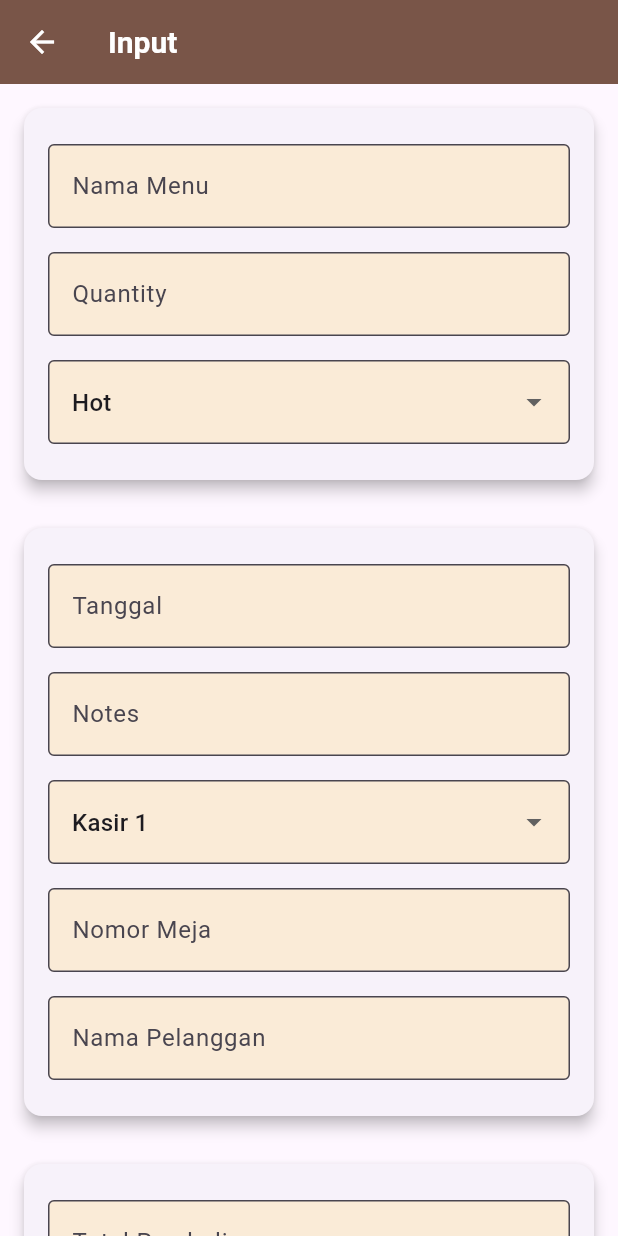
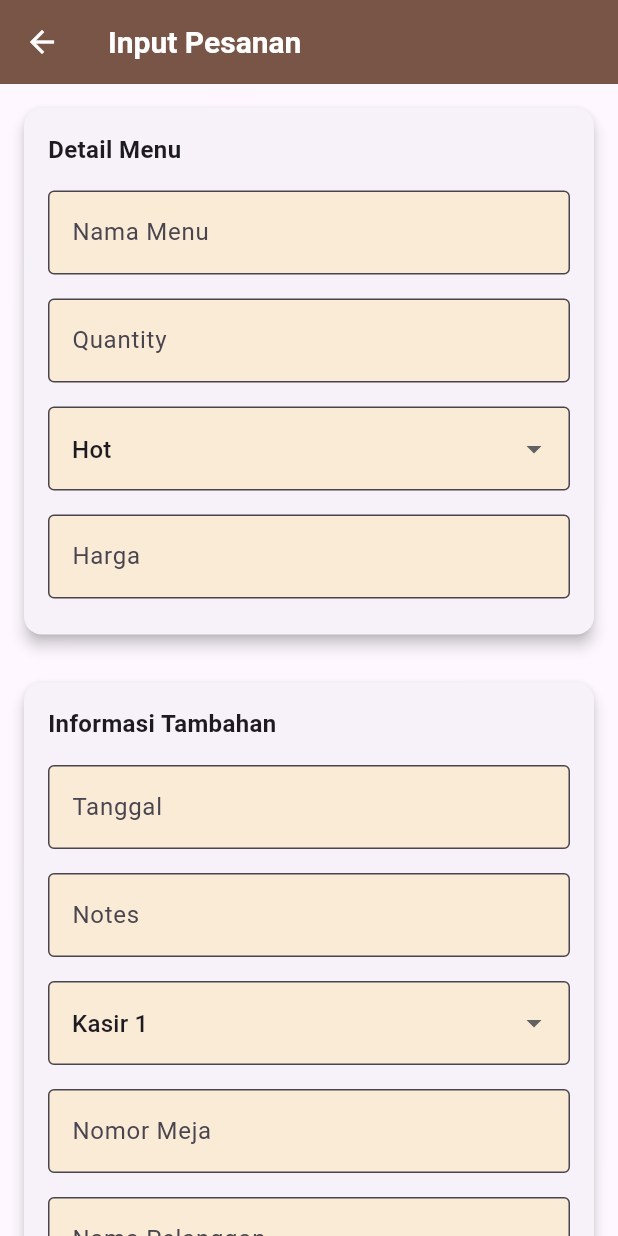
Before and after one commit to Riskikaa/rotigolovers_groupf, a Flutter app: the FormInput screen opened directly, on a phone screen of 412 x 824 dp. Run offline on Flutter 3.47's test engine with Material 3 defaults, Android fonts, the phone set to English and light mode, and no system bars; our stand-ins replace firebase_auth, firebase_core; accounts and stored records are empty; statements that could not run were skipped.

Commit message:
edit by riskika

```diff
--- a/lib/pages/halaman_konfirmasi.dart
+++ b/lib/pages/halaman_konfirmasi.dart
@@ -2,14 +2,24 @@ import 'dart:convert';
 import 'package:intl/intl.dart';
 import 'package:flutter/foundation.dart';
 import 'package:flutter/material.dart';
+import 'package:rotigolovers_groupf/pages/halaman_struk.dart';
 import '../utils/restapi.dart';
 import '../utils/config.dart';
 import '../utils/rotigolovers_model.dart';
 
 class FormInput extends StatefulWidget {
   final String? initialNamaMenu;
+  final String? initialHarga;
+  final String? initialQuantity;
+  final String? initialTotalPembelian;
 
-  const FormInput({Key? key, this.initialNamaMenu}) : super(key: key);
+  const FormInput(
+      {Key? key,
+      this.initialNamaMenu,
+      this.initialHarga,
+      this.initialQuantity,
+      this.initialTotalPembelian})
+      : super(key: key);
 
   @override
   FormInputAddState createState() => FormInputAddState();
@@ -26,6 +36,7 @@ class FormInputAddState extends State<FormInput> {
   final nomor_meja = TextEditingController();
   final nama_pelanggan = TextEditingController();
   final total_pembelian = TextEditingController();
+  final harga = TextEditingController();
 
   late Future<DateTime?> selectDate;
 
@@ -37,6 +48,22 @@ class FormInputAddState extends State<FormInput> {
     if (widget.initialNamaMenu != null) {
       nama_menu.text = widget.initialNamaMenu!;
     }
+    if (widget.initialHarga != null) {
+      harga.text = widget.initialHarga!;
+    }
+    if (widget.initialQuantity != null) {
+      quantity.text = widget.initialQuantity!;
+    }
+    if (widget.initialTotalPembelian != null) {
+      total_pembelian.text = widget.initialTotalPembelian!;
+    }
+  }
+
+  // Method to format currency
+  String formatCurrency(String amount) {
+    final format = NumberFormat.simpleCurrency(locale: 'id_ID');
+    final parsedAmount = double.tryParse(amount) ?? 0;
+    return format.format(parsedAmount);
   }
 
   @override
@@ -45,11 +72,8 @@ class FormInputAddState extends State<FormInput> {
       resizeToAvoidBottomInset: false,
       appBar: AppBar(
         title: const Text(
-          'Input',
-          style: TextStyle(
-            fontWeight: FontWeight.bold,
-            fontSize: 20,
-          ),
+          'Input Pesanan',
+          style: TextStyle(fontWeight: FontWeight.bold, fontSize: 20),
         ),
         backgroundColor: Colors.brown,
         foregroundColor: Colors.white,
@@ -57,42 +81,30 @@ class FormInputAddState extends State<FormInput> {
       body: SingleChildScrollView(
         child: Column(
           children: <Widget>[
-            // Card 1 - Menu Details
-            Card(
-              margin: const EdgeInsets.all(16.0),
-              elevation: 4,
-              shape: RoundedRectangleBorder(
-                borderRadius: BorderRadius.circular(12),
-              ),
-              child: Padding(
-                padding: const EdgeInsets.all(16.0),
-                child: Column(
-                  crossAxisAlignment: CrossAxisAlignment.start,
-                  children: <Widget>[
+            _buildFormSection(
+              title: "Detail Menu",
+              children: [
                 _buildTextField(nama_menu, 'Nama Menu'),
-                    _buildTextField(quantity, 'Quantity'),
+                _buildTextField(quantity, 'Quantity',
+                    keyboardType: TextInputType.number),
                 _buildDropdownField('Jenis', ['Hot', 'Ice'],
                     (String? newValue) {
                   setState(() {
                     jenis = newValue!;
                   });
                 }, jenis),
+                _buildTextField(harga, 'Harga',
+                    keyboardType: TextInputType.number, onChanged: (value) {
+                  // Format harga when the user enters the value
+                  harga.text = formatCurrency(value);
+                  harga.selection = TextSelection.fromPosition(
+                      TextPosition(offset: harga.text.length));
+                }),
               ],
             ),
-              ),
-            ),
-            // Card 2 - Additional Information
-            Card(
-              margin: const EdgeInsets.all(16.0),
-              elevation: 4,
-              shape: RoundedRectangleBorder(
-                borderRadius: BorderRadius.circular(12),
-              ),
-              child: Padding(
-                padding: const EdgeInsets.all(16.0),
-                child: Column(
-                  crossAxisAlignment: CrossAxisAlignment.start,
-                  children: <Widget>[
+            _buildFormSection(
+              title: "Informasi Tambahan",
+              children: [
                 _buildTextField(tanggal, 'Tanggal', onTap: () {
                   showDialogPicker(context);
                 }),
@@ -107,26 +119,18 @@ class FormInputAddState extends State<FormInput> {
                 _buildTextField(nama_pelanggan, 'Nama Pelanggan'),
               ],
             ),
-              ),
-            ),
-            // Card 3 - Total Purchase
-            Card(
-              margin: const EdgeInsets.all(16.0),
-              elevation: 4,
-              shape: RoundedRectangleBorder(
-                borderRadius: BorderRadius.circular(12),
-              ),
-              child: Padding(
-                padding: const EdgeInsets.all(16.0),
-                child: Column(
-                  crossAxisAlignment: CrossAxisAlignment.start,
-                  children: <Widget>[
-                    _buildTextField(total_pembelian, 'Total Pembelian'),
+            _buildFormSection(
+              title: "Ringkasan Pembelian",
+              children: [
+                _buildTextField(total_pembelian, 'Total Pembelian',
+                    keyboardType: TextInputType.number, onChanged: (value) {
+                  // Format total_pembelian when the user enters the value
+                  total_pembelian.text = formatCurrency(value);
+                  total_pembelian.selection = TextSelection.fromPosition(
+                      TextPosition(offset: total_pembelian.text.length));
+                }),
               ],
             ),
-              ),
-            ),
-            // Save Button
             Padding(
               padding: const EdgeInsets.symmetric(vertical: 16.0),
               child: SizedBox(
@@ -134,20 +138,20 @@ class FormInputAddState extends State<FormInput> {
                 height: 45,
                 child: ElevatedButton(
                   style: ElevatedButton.styleFrom(
-                    backgroundColor: Color(0xFF6A4E23),
+                    backgroundColor: const Color(0xFF6A4E23),
                     elevation: 0,
                   ),
                   onPressed: () async {
-                    // Validasi input
-                    if (nama_menu.text.isEmpty || quantity.text.isEmpty) {
+                    if (nama_menu.text.isEmpty ||
+                        quantity.text.isEmpty ||
+                        harga.text.isEmpty) {
                       ScaffoldMessenger.of(context).showSnackBar(const SnackBar(
                           content: Text(
-                              'Nama Menu dan Quantity tidak boleh kosong')));
+                              'Nama Menu, Quantity, dan Harga tidak boleh kosong')));
                       return;
                     }
 
                     try {
-                      // Pastikan parameter yang dikirim benar
                       List response = jsonDecode(await ds.insertRotigolovers(
                         appid,
                         nama_menu.text,
@@ -203,19 +207,22 @@ class FormInputAddState extends State<FormInput> {
   }
 
   Widget _buildTextField(TextEditingController controller, String hintText,
-      {VoidCallback? onTap}) {
+      {VoidCallback? onTap,
+      TextInputType keyboardType = TextInputType.text,
+      ValueChanged<String>? onChanged}) {
     return Padding(
       padding: const EdgeInsets.symmetric(vertical: 8.0),
       child: TextField(
         controller: controller,
-        keyboardType: TextInputType.text,
+        keyboardType: keyboardType,
         decoration: InputDecoration(
           border: OutlineInputBorder(),
           hintText: hintText,
-          fillColor: Color(0xFFFAEBD7),
+          fillColor: const Color(0xFFFAEBD7),
           filled: true,
         ),
         onTap: onTap,
+        onChanged: onChanged,
       ),
     );
   }
@@ -228,7 +235,7 @@ class FormInputAddState extends State<FormInput> {
         decoration: InputDecoration(
           border: const OutlineInputBorder(),
           hintText: label,
-          fillColor: Color(0xFFFAEBD7),
+          fillColor: const Color(0xFFFAEBD7),
           filled: true,
         ),
         value: currentValue,
@@ -239,6 +246,32 @@ class FormInputAddState extends State<FormInput> {
             child: Text(value),
           );
         }).toList(),
+      ),
+    );
+  }
+
+  Widget _buildFormSection(
+      {required String title, required List<Widget> children}) {
+    return Card(
+      margin: const EdgeInsets.all(16.0),
+      elevation: 4,
+      shape: RoundedRectangleBorder(
+        borderRadius: BorderRadius.circular(12),
+      ),
+      child: Padding(
+        padding: const EdgeInsets.all(16.0),
+        child: Column(
+          crossAxisAlignment: CrossAxisAlignment.start,
+          children: [
+            Text(
+              title,
+              style:
+                  const TextStyle(fontWeight: FontWeight.bold, fontSize: 16.0),
+            ),
+            const SizedBox(height: 8.0),
+            ...children,
+          ],
+        ),
       ),
     );
   }
@@ -275,36 +308,3 @@ class FormInputAddState extends State<FormInput> {
     });
   }
 }
-
-class StrukPage extends StatelessWidget {
-  final RotigoloversModel transaksi;
-
-  StrukPage({required this.transaksi});
-
-  @override
-  Widget build(BuildContext context) {
-    return Scaffold(
-      appBar: AppBar(
-        title: const Text("Struk Transaksi"),
-        backgroundColor: Color(0xFF6A4E23),
-      ),
-      body: Padding(
-        padding: const EdgeInsets.all(16.0),
-        child: Column(
-          crossAxisAlignment: CrossAxisAlignment.start,
-          children: <Widget>[
-            Text('Nama Menu: ${transaksi.nama_menu}'),
-            Text('Quantity: ${transaksi.quantity}'),
-            Text('Jenis: ${transaksi.jenis}'),
-            Text('Tanggal: ${transaksi.tanggal}'),
-            Text('Notes: ${transaksi.notes}'),
-            Text('Nama Kasir: ${transaksi.nama_kasir}'),
-            Text('Nomor Meja: ${transaksi.nomor_meja}'),
-            Text('Nama Pelanggan: ${transaksi.nama_pelanggan}'),
-            Text('Total Pembelian: ${transaksi.total_pembelian}'),
-          ],
-        ),
-      ),
-    );
-  }
-}
--- a/pubspec.yaml
+++ b/pubspec.yaml
@@ -64,6 +64,8 @@ flutter:
   uses-material-design: true
 
   # To add assets to your application, add an assets section, like this:
+  assets:
+  - assets/welcome.png
   # assets:
   #   - images/a_dot_burr.jpeg
   #   - images/a_dot_ham.jpeg
```
Also changed, not shown: lib/pages/halaman_keranjang.dart (+69 -23 lines), lib/pages/halaman_struk.dart (added, +37 -0 lines), assets/welcome.png (added), assets/ws.svg (added). Lines whose indentation alone changed are shown as unchanged.
